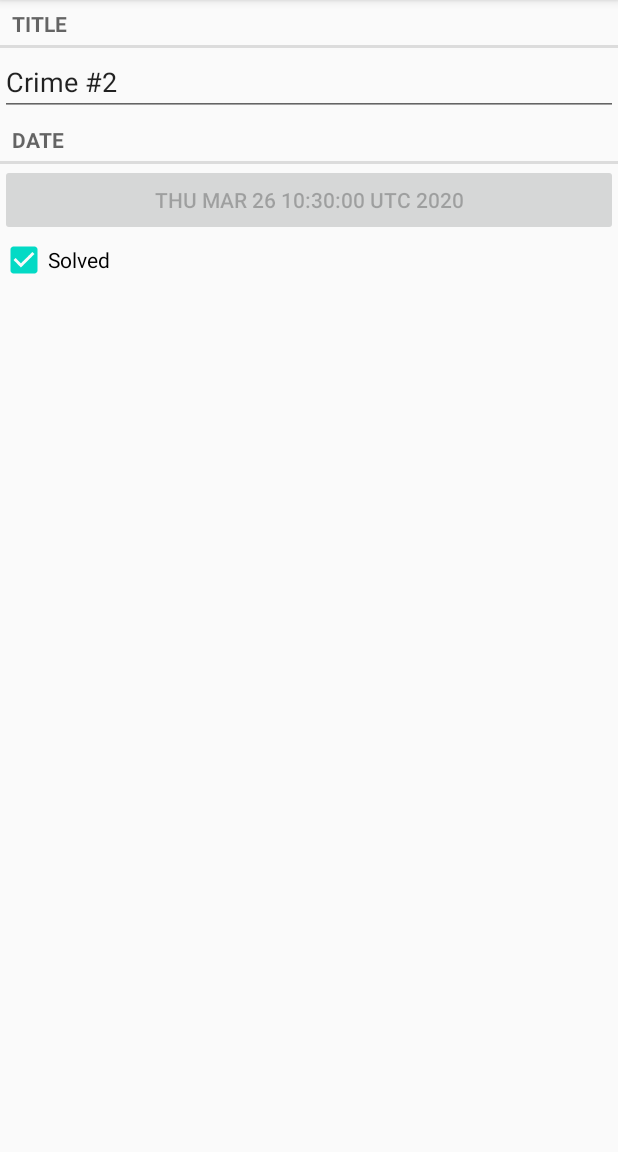
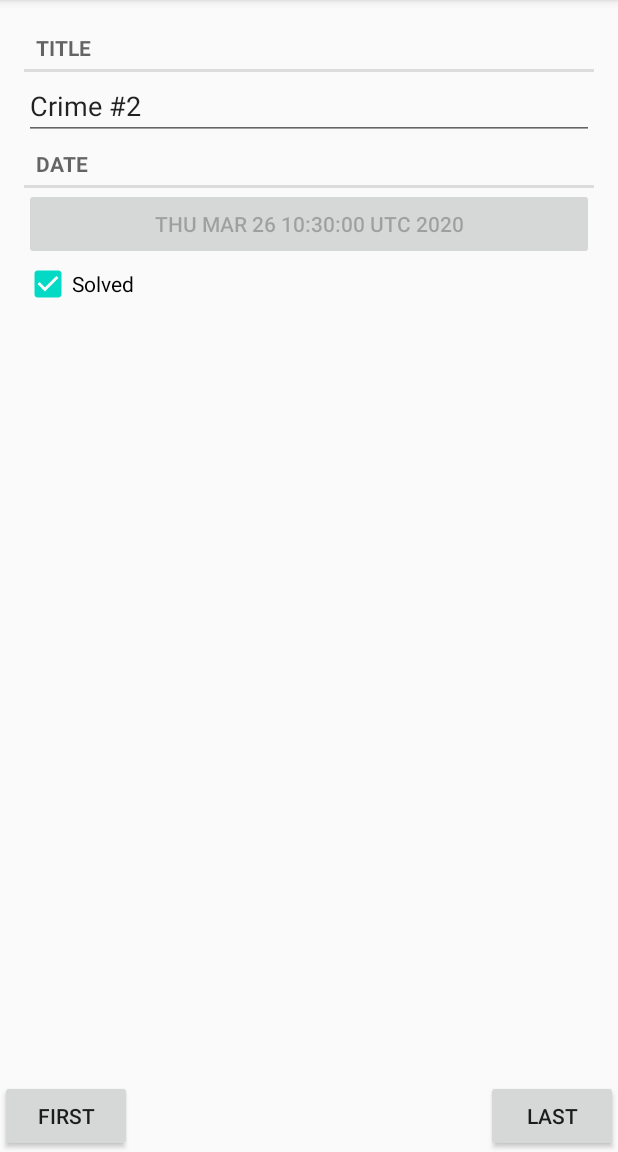
Before and after one commit to czegreanu/criminal-intent, an Android app: the screen it shows after launch (CrimePagerActivity), after a tap on an icon or button, on a phone screen of 412 x 824 dp, the part 84-1236 px from its top. Run offline under Robolectric (Android 15) with nearby library versions, the phone set to English and light mode, and no system bars.

Commit message:
Chapter11 challenges implementation
Move margin to ViewPager2, add First and Last buttons

```diff
--- a/app/src/main/java/zegreanu/cristi/criminalintent/CrimePagerActivity.kt
+++ b/app/src/main/java/zegreanu/cristi/criminalintent/CrimePagerActivity.kt
@@ -3,11 +3,15 @@ package zegreanu.cristi.criminalintent
 import android.content.Context
 import android.content.Intent
 import android.os.Bundle
+import android.view.View
+import android.widget.Button
 import androidx.appcompat.app.AppCompatActivity
 import androidx.viewpager2.widget.ViewPager2
 import java.util.UUID
 
 class CrimePagerActivity : AppCompatActivity() {
+    private lateinit var firstButton: Button
+    private lateinit var lastButton: Button
     private lateinit var viewPager: ViewPager2
     private var crimes = arrayListOf<Crime>()
 
@@ -21,6 +25,35 @@ class CrimePagerActivity : AppCompatActivity() {
 
         viewPager.adapter = CrimeSlidePagerAdapter(crimes, this)
         viewPager.currentItem = crimes.indexOf(CrimeLab[crimeId])
+        viewPager.registerOnPageChangeCallback(object : ViewPager2.OnPageChangeCallback() {
+            override fun onPageScrolled(
+                position: Int,
+                positionOffset: Float,
+                positionOffsetPixels: Int
+            ) {
+                super.onPageScrolled(position, positionOffset, positionOffsetPixels)
+
+                if (position == 0)
+                    firstButton.visibility = View.GONE
+                else
+                    firstButton.visibility = View.VISIBLE
+
+                if (position == crimes.size - 1)
+                    lastButton.visibility = View.GONE
+                else
+                    lastButton.visibility = View.VISIBLE
+            }
+        })
+
+        firstButton = findViewById(R.id.first_button)
+        firstButton.setOnClickListener {
+            viewPager.currentItem = 0
+        }
+
+        lastButton = findViewById(R.id.last_button)
+        lastButton.setOnClickListener {
+            viewPager.currentItem = crimes.size - 1
+        }
     }
 
     companion object {
--- a/app/src/main/res/layout/activity_crime_pager.xml
+++ b/app/src/main/res/layout/activity_crime_pager.xml
@@ -1,7 +1,27 @@
 <?xml version="1.0" encoding="utf-8"?>
-<androidx.viewpager2.widget.ViewPager2 xmlns:android="http://schemas.android.com/apk/res/android"
-    android:id="@+id/crime_view_pager"
+<FrameLayout xmlns:android="http://schemas.android.com/apk/res/android"
     android:layout_width="match_parent"
     android:layout_height="match_parent">
 
-</androidx.viewpager2.widget.ViewPager2>
+    <androidx.viewpager2.widget.ViewPager2
+        android:id="@+id/crime_view_pager"
+        android:layout_width="match_parent"
+        android:layout_height="match_parent"
+        android:layout_margin="16dp" />
+
+    <Button
+        android:id="@+id/first_button"
+        android:layout_width="wrap_content"
+        android:layout_height="wrap_content"
+        android:layout_gravity="start|bottom"
+        android:text="@string/first_button" />
+
+    <Button
+        android:id="@+id/last_button"
+        android:layout_width="wrap_content"
+        android:layout_height="wrap_content"
+        android:layout_gravity="end|bottom"
+        android:text="@string/last_button" />
+
+
+</FrameLayout>
--- a/app/src/main/res/layout/fragment_crime.xml
+++ b/app/src/main/res/layout/fragment_crime.xml
@@ -3,7 +3,6 @@
     xmlns:tools="http://schemas.android.com/tools"
     android:layout_width="match_parent"
     android:layout_height="match_parent"
-    android:layout_margin="16dp"
     android:orientation="vertical"
     tools:context=".CrimeFragment">
 
--- a/app/src/main/res/values/strings.xml
+++ b/app/src/main/res/values/strings.xml
@@ -7,4 +7,6 @@
 
     <!-- TODO: Remove or change this placeholder text -->
     <string name="hello_blank_fragment">Hello blank fragment</string>
+    <string name="first_button">First</string>
+    <string name="last_button">Last</string>
 </resources>
```
